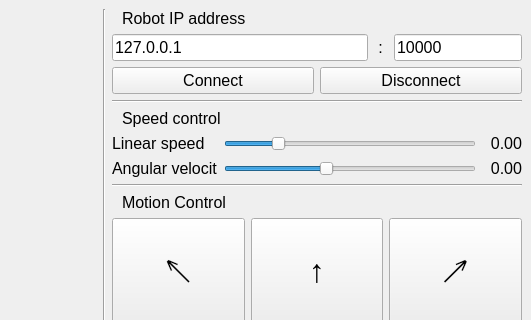
Qt form ControlApp/mainwindow.ui (KirillHit/youbot_controller) before a commit; both pictures show x 590 to 1121 and y 0 to 320 of the 1121 by 666 pixel window.
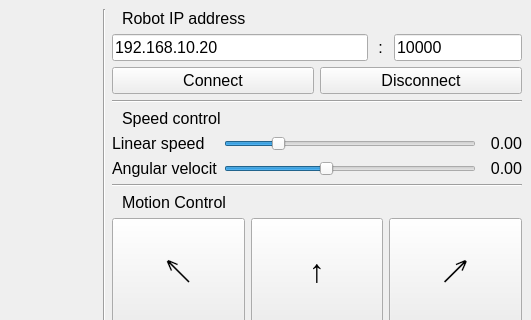
The same form after that commit. Icons and pictures are not drawn.

Diff of the .ui file:
```diff
--- a/ControlApp/mainwindow.ui
+++ b/ControlApp/mainwindow.ui
@@ -61,7 +61,7 @@
              </font>
             </property>
             <property name="text">
-             <string>127.0.0.1</string>
+             <string>192.168.10.20</string>
             </property>
            </widget>
           </item>
```
